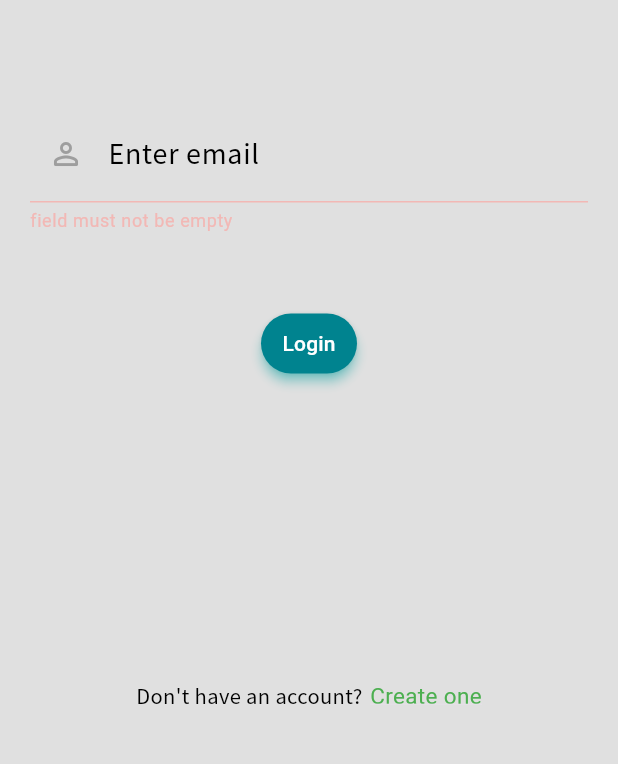
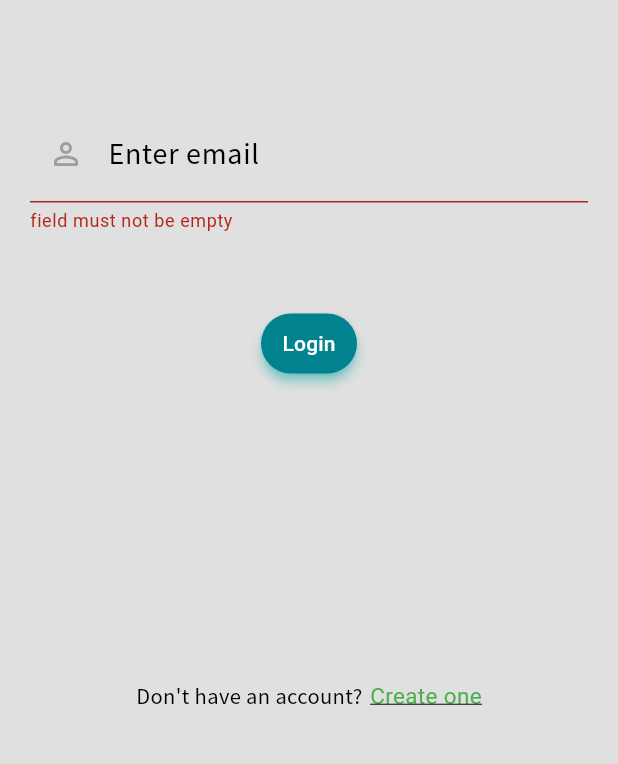
Before and after one commit to oluwadamme/accidetector, a Flutter app: the screen it shows after launch, after a tap on "Login", on a phone screen of 412 x 824 dp, the part 84-848 px from its top. Run offline on Flutter 3.47's test engine with Material 3 defaults, Android fonts, the light colour scheme and no system bars; our stand-ins replace geolocator, google_maps_flutter, shared_preferences, url_launcher_web; missing offline and left inert: geolocator_web, shared_preferences_web, telephony; Roboto replaces fonts that are missing (SourceSansPro).

Commit message:
validate login form

```diff
--- a/lib/main.dart
+++ b/lib/main.dart
@@ -1,5 +1,6 @@
 import 'package:accidetector/src/auth/login_page.dart';
 import 'package:flutter/material.dart';
+import 'package:flutter/services.dart';
 import 'src/auth/signup.dart';
 import 'src/display_page.dart';
 
@@ -20,11 +21,7 @@
         '/display_page': (BuildContext context) => const DisplayPage()
       },
       title: 'Accident Detector',
-      theme: ThemeData(
-        brightness: Brightness.dark,
-        primaryColor: Colors.grey,
-        useMaterial3: true,
-      ),
+      theme: ThemeData.light(useMaterial3: true),
       home: const LoginPage(),
     );
   }
--- a/lib/src/auth/login_page.dart
+++ b/lib/src/auth/login_page.dart
@@ -111,7 +111,9 @@
                       elevation: 3.0,
                     ),
                     onPressed: () async {
+                      FocusScope.of(context).unfocus();
                       if (formKey.currentState!.validate()) {
+                        if (loginValue.text.trim() == prefs.getString('email')) {
                           Navigator.push(
                             context,
                             MaterialPageRoute(
@@ -125,7 +127,20 @@
                               ),
                             ),
                           );
-                      } else {}
+                        } else {
+                          showDialog(
+                            context: context,
+                            barrierDismissible: false,
+                            builder: (context) => AlertDialog.adaptive(
+                              title: const Text("Notice!!!"),
+                              content: const Text("No account found!!!"),
+                              actions: [
+                                TextButton(onPressed: () => Navigator.pop(context), child: const Text("Close"))
+                              ],
+                            ),
+                          );
+                        }
+                      }
                     },
                     child: const Text(
                       'Login',
```
Lines whose indentation alone changed are shown as unchanged.
